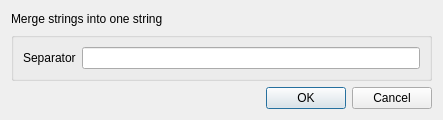
This is src/corelibs/U2Designer/src/ui/StringActionDialog.ui in violethaze74/ugene as Qt 5 draws it before an edit. The edited form follows.
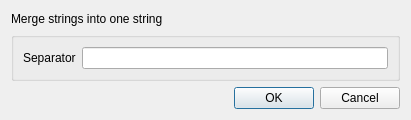
This is the edited form.

What changed in the file:
```diff
--- a/src/corelibs/U2Designer/src/ui/StringActionDialog.ui
+++ b/src/corelibs/U2Designer/src/ui/StringActionDialog.ui
@@ -6,20 +6,20 @@
    <rect>
     <x>0</x>
     <y>0</y>
-    <width>443</width>
+    <width>411</width>
     <height>120</height>
    </rect>
   </property>
   <property name="minimumSize">
    <size>
-    <width>0</width>
+    <width>411</width>
     <height>120</height>
    </size>
   </property>
   <property name="maximumSize">
    <size>
     <width>16777215</width>
-    <height>120</height>
+    <height>16777215</height>
    </size>
   </property>
   <property name="windowTitle">
```
